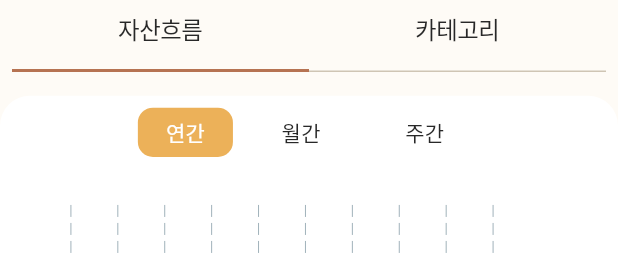
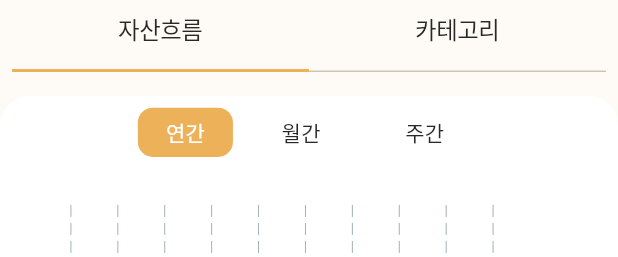
Before and after one commit to itbebop/flutter_moneybag_2024, a Flutter app: the ReportScreen widget shown alone on an empty page, opened directly, on a phone screen of 412 x 824 dp. Shown: the top 257 px of the screen. Run offline on Flutter 3.47's test engine with Material 3 defaults, Android fonts, the phone set to English and light mode, and no system bars; drawn by our look-alikes of fl_chart, smooth_page_indicator; our stand-ins replace cloud_firestore, dio, easy_localization, firebase_auth, firebase_core, firebase_storage and 13 more; missing offline and left inert: firebase_app_check, kakao_flutter_sdk_user; accounts and stored records are empty; generated files the repository leaves out were written again; network calls fail; Roboto replaces fonts that are missing (Inter).

Commit message:
style: indicator 색변경

```diff
--- a/lib/screen/tab/report/report_screen.dart
+++ b/lib/screen/tab/report/report_screen.dart
@@ -20,7 +20,7 @@ class ReportScreen extends HookConsumerWidget {
       children: [
         TabBar(
           controller: tabController,
-          indicatorColor: UiConfig.primaryColor,
+          indicatorColor: UiConfig.primaryColorSurface,
           padding: const EdgeInsets.all(8),
           indicatorSize: TabBarIndicatorSize.tab,
           // labelPadding: const EdgeInsets.all(16),
```
